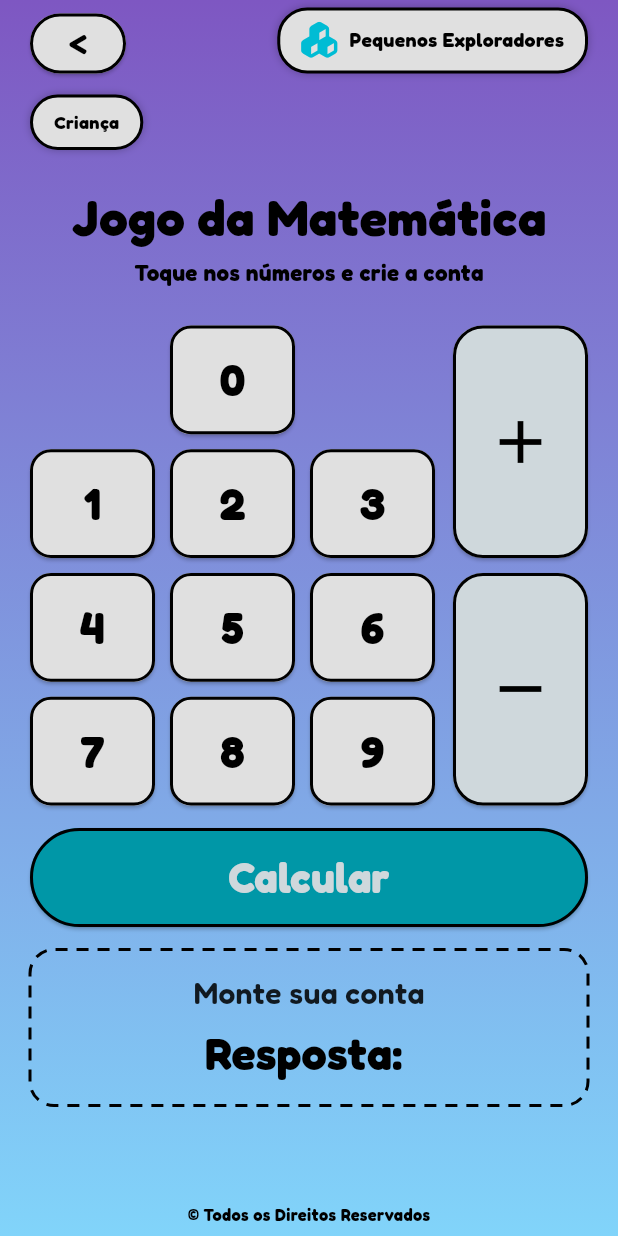
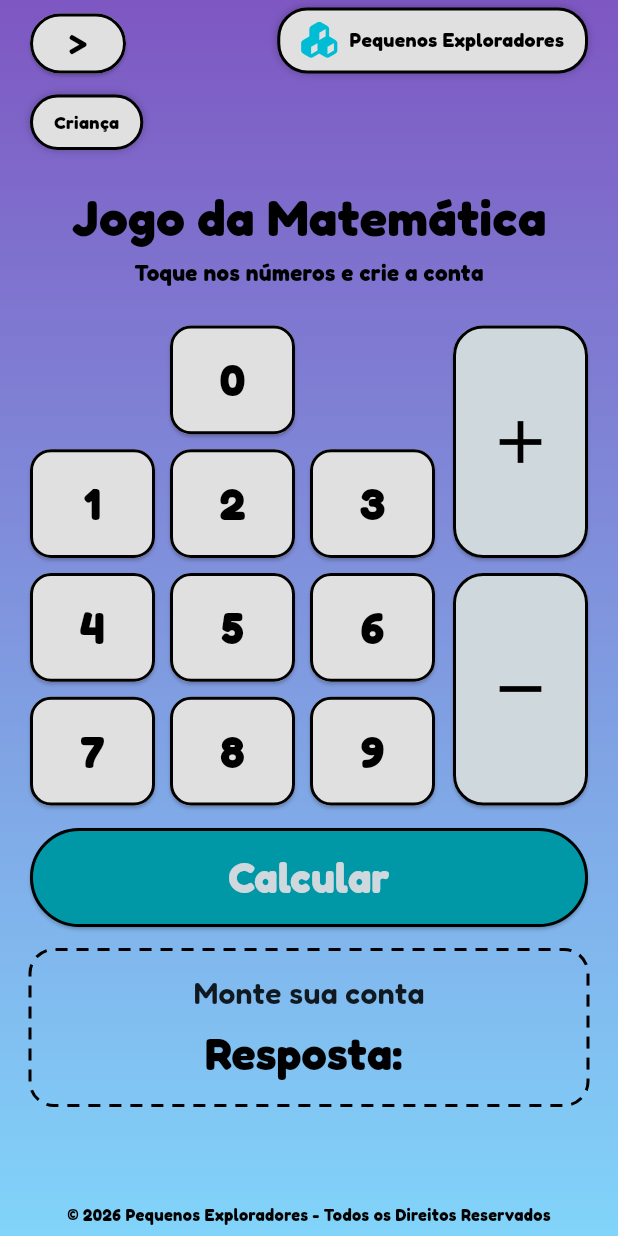
Before and after one commit to Le2006faria/p1-ppdm, a Flutter app: the JogoMatematicaView screen opened by its route, on a phone screen of 412 x 824 dp. Run offline on Flutter 3.47's test engine with Material 3 defaults, Android fonts, the phone set to English and light mode, and no system bars; our stand-ins replace device_preview_plus, font_awesome_flutter, get_it, google_fonts.

Commit message:
correção da direção do botão e frase do rodapé no jogo de matemática e perfil

```diff
--- a/pequenosExploradores/lib/view/jogo_matematica_view.dart
+++ b/pequenosExploradores/lib/view/jogo_matematica_view.dart
@@ -156,7 +156,7 @@ class _JogoMatematicaViewState extends State<JogoMatematicaView> {
                           onPressed: () {
                             Navigator.pop(context); // volta para a tela Principal
                           },
-                          child: Text('<'),
+                          child: Text('>'),
                         ),
 
                         SizedBox(height: 10),
@@ -398,7 +398,7 @@ class _JogoMatematicaViewState extends State<JogoMatematicaView> {
                 ),
 
                 Text(
-                  '© Todos os Direitos Reservados',
+                  '© 2026 Pequenos Exploradores - Todos os Direitos Reservados',
                   style: GoogleFonts.fredoka(
                     fontSize: 11,
                     fontWeight: FontWeight.bold,
--- a/pequenosExploradores/lib/view/perfil_view.dart
+++ b/pequenosExploradores/lib/view/perfil_view.dart
@@ -354,7 +354,7 @@ class _PerfilViewState extends State<PerfilView> {
                       onPressed: () {
                         Navigator.pop(context); // volta para a Área dos Pais
                       },
-                      child: Text('<'),
+                      child: Text('>'),
                     ),
 
                     Align(
@@ -581,7 +581,7 @@ class _PerfilViewState extends State<PerfilView> {
                 ),
 
                 Text(
-                  '© Todos os Direitos Reservados',
+                  '© 2026 Pequenos Exploradores - Todos os Direitos Reservados',
                   style: GoogleFonts.fredoka(
                     fontSize: 11,
                     fontWeight: FontWeight.bold,
```
